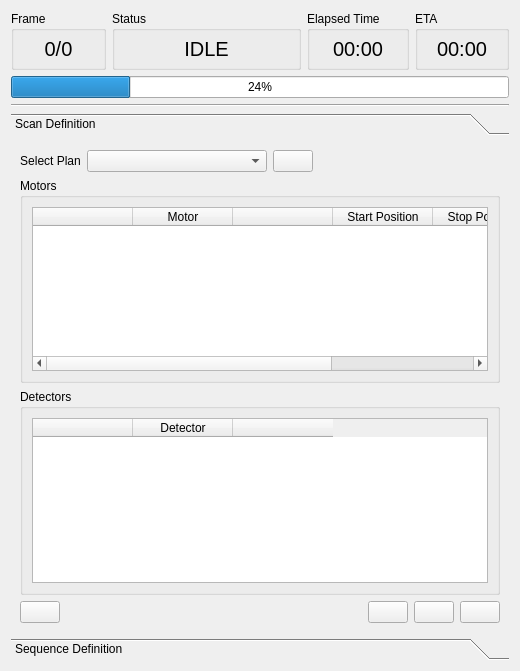
The window that mamba_client/widgets/ui/ui_scanmechanismwidget.ui (CasperVector/mamba-ose) describes before a commit, drawn with Qt 5.
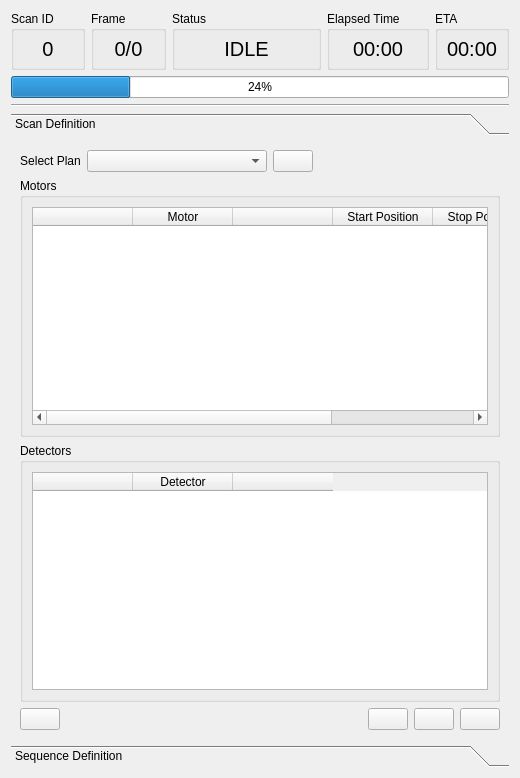
The same window after the commit. The open tabs and pages were chosen to show the change.

Commit message: feat: scan id display.

Patch:
```diff
--- a/mamba_client/widgets/ui/ui_scanmechanismwidget.ui
+++ b/mamba_client/widgets/ui/ui_scanmechanismwidget.ui
@@ -7,7 +7,7 @@
     <x>0</x>
     <y>0</y>
     <width>520</width>
-    <height>671</height>
+    <height>778</height>
    </rect>
   </property>
   <property name="sizePolicy">
@@ -34,7 +34,7 @@
         <enum>QLayout::SetDefaultConstraint</enum>
        </property>
        <item row="0" column="4">
-        <widget class="QGroupBox" name="etaGroupBox">
+        <widget class="QGroupBox" name="elapsedGroupBox">
          <property name="sizePolicy">
           <sizepolicy hsizetype="Preferred" vsizetype="Fixed">
            <horstretch>0</horstretch>
@@ -48,9 +48,9 @@
           </size>
          </property>
          <property name="title">
-          <string>ETA</string>
+          <string>Elapsed Time</string>
          </property>
-         <layout class="QVBoxLayout" name="verticalLayout_9">
+         <layout class="QVBoxLayout" name="verticalLayout_11">
           <property name="topMargin">
            <number>6</number>
           </property>
@@ -58,9 +58,9 @@
            <number>6</number>
           </property>
           <item>
-           <widget class="QLabel" name="etaLabel">
+           <widget class="QLabel" name="elapsedLabel">
             <property name="sizePolicy">
-             <sizepolicy hsizetype="Preferred" vsizetype="Minimum">
+             <sizepolicy hsizetype="Preferred" vsizetype="Fixed">
               <horstretch>0</horstretch>
               <verstretch>0</verstretch>
              </sizepolicy>
@@ -87,7 +87,7 @@
          </layout>
         </widget>
        </item>
-       <item row="0" column="0">
+       <item row="0" column="1">
         <widget class="QGroupBox" name="frameGroupBox">
          <property name="sizePolicy">
           <sizepolicy hsizetype="Preferred" vsizetype="Fixed">
@@ -141,7 +141,61 @@
          </layout>
         </widget>
        </item>
-       <item row="0" column="1" colspan="2">
+       <item row="0" column="5">
+        <widget class="QGroupBox" name="etaGroupBox">
+         <property name="sizePolicy">
+          <sizepolicy hsizetype="Preferred" vsizetype="Fixed">
+           <horstretch>0</horstretch>
+           <verstretch>0</verstretch>
+          </sizepolicy>
+         </property>
+         <property name="minimumSize">
+          <size>
+           <width>0</width>
+           <height>55</height>
+          </size>
+         </property>
+         <property name="title">
+          <string>ETA</string>
+         </property>
+         <layout class="QVBoxLayout" name="verticalLayout_9">
+          <property name="topMargin">
+           <number>6</number>
+          </property>
+          <property name="bottomMargin">
+           <number>6</number>
+          </property>
+          <item>
+           <widget class="QLabel" name="etaLabel">
+            <property name="sizePolicy">
+             <sizepolicy hsizetype="Preferred" vsizetype="Minimum">
+              <horstretch>0</horstretch>
+              <verstretch>0</verstretch>
+             </sizepolicy>
+            </property>
+            <property name="minimumSize">
+             <size>
+              <width>0</width>
+              <height>16</height>
+             </size>
+            </property>
+            <property name="font">
+             <font>
+              <pointsize>15</pointsize>
+             </font>
+            </property>
+            <property name="text">
+             <string>00:00</string>
+            </property>
+            <property name="alignment">
+             <set>Qt::AlignCenter</set>
+            </property>
+           </widget>
+          </item>
+         </layout>
+        </widget>
+       </item>
+       <item row="0" column="2" colspan="2">
         <widget class="QGroupBox" name="statusGroupBox">
          <property name="sizePolicy">
           <sizepolicy hsizetype="Preferred" vsizetype="Fixed">
@@ -195,8 +249,8 @@
          </layout>
         </widget>
        </item>
-       <item row="0" column="3">
-        <widget class="QGroupBox" name="elapsedGroupBox">
+       <item row="0" column="0">
+        <widget class="QGroupBox" name="scanIDGroupBox">
          <property name="sizePolicy">
           <sizepolicy hsizetype="Preferred" vsizetype="Fixed">
            <horstretch>0</horstretch>
@@ -210,9 +264,9 @@
           </size>
          </property>
          <property name="title">
-          <string>Elapsed Time</string>
+          <string>Scan ID</string>
          </property>
-         <layout class="QVBoxLayout" name="verticalLayout_11">
+         <layout class="QVBoxLayout" name="verticalLayout_12">
           <property name="topMargin">
            <number>6</number>
           </property>
@@ -220,7 +274,7 @@
            <number>6</number>
           </property>
           <item>
-           <widget class="QLabel" name="elapsedLabel">
+           <widget class="QLabel" name="scanIDLabel">
             <property name="sizePolicy">
              <sizepolicy hsizetype="Preferred" vsizetype="Fixed">
               <horstretch>0</horstretch>
@@ -239,7 +293,7 @@
              </font>
             </property>
             <property name="text">
-             <string>00:00</string>
+             <string>0</string>
             </property>
             <property name="alignment">
              <set>Qt::AlignCenter</set>
@@ -282,9 +336,15 @@
           <x>0</x>
           <y>0</y>
           <width>494</width>
-          <height>471</height>
+          <height>578</height>
          </rect>
         </property>
+        <property name="sizePolicy">
+         <sizepolicy hsizetype="Preferred" vsizetype="MinimumExpanding">
+          <horstretch>0</horstretch>
+          <verstretch>0</verstretch>
+         </sizepolicy>
+        </property>
         <attribute name="label">
          <string>Scan Definition</string>
         </attribute>
@@ -464,7 +524,7 @@
              <property name="minimumSize">
               <size>
                <width>0</width>
-               <height>160</height>
+               <height>100</height>
               </size>
              </property>
              <property name="title">
@@ -479,6 +539,12 @@
                   <verstretch>0</verstretch>
                  </sizepolicy>
                 </property>
+                <property name="minimumSize">
+                 <size>
+                  <width>0</width>
+                  <height>100</height>
+                 </size>
+                </property>
                 <column>
                  <property name="text">
                   <string/>
```
Left out of the diff: 4 changed lines with no effect on the pictures. The commit also changes 4 other files.
